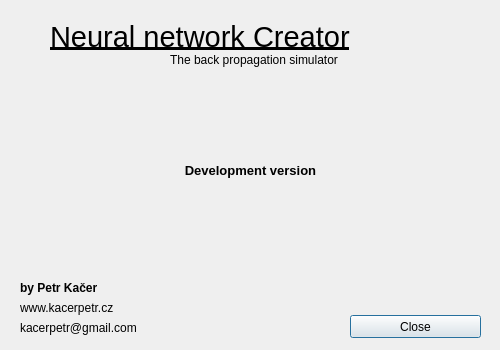
This is DialogUi/AboutDialog.ui in kacerpetr/NNCreator as Qt 5 draws it before an edit. The edited form follows.
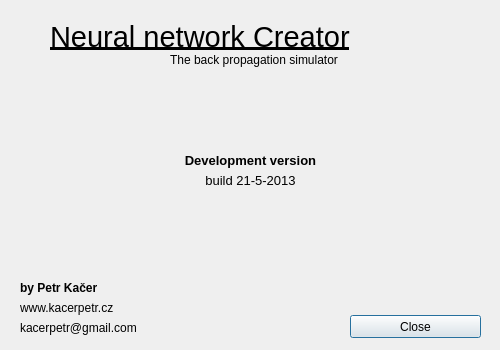
This is the edited form. Icons and pictures are not drawn.

```diff
--- a/DialogUi/AboutDialog.ui
+++ b/DialogUi/AboutDialog.ui
@@ -135,7 +135,7 @@
    <property name="geometry">
     <rect>
      <x>10</x>
-     <y>160</y>
+     <y>150</y>
      <width>481</width>
      <height>21</height>
     </rect>
@@ -144,6 +144,19 @@
     <string>&lt;html&gt;&lt;head/&gt;&lt;body&gt;&lt;p align=&quot;center&quot;&gt;&lt;span style=&quot; font-size:10pt; font-weight:600;&quot;&gt;Development version&lt;/span&gt;&lt;/p&gt;&lt;/body&gt;&lt;/html&gt;</string>
    </property>
   </widget>
+  <widget class="QLabel" name="label_8">
+   <property name="geometry">
+    <rect>
+     <x>10</x>
+     <y>170</y>
+     <width>481</width>
+     <height>21</height>
+    </rect>
+   </property>
+   <property name="text">
+    <string>&lt;html&gt;&lt;head/&gt;&lt;body&gt;&lt;p align=&quot;center&quot;&gt;&lt;span style=&quot; font-size:10pt;&quot;&gt;build 21-5-2013&lt;/span&gt;&lt;/p&gt;&lt;/body&gt;&lt;/html&gt;</string>
+   </property>
+  </widget>
  </widget>
  <resources>
   <include location="../styles.qrc"/>
```
